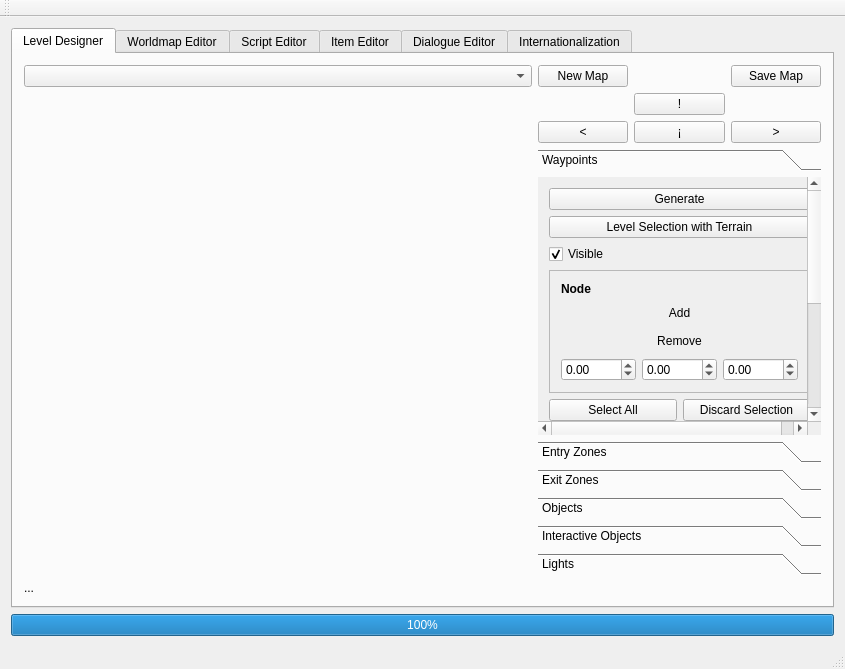
First picture: the form in game_editor/mainwindow.ui, repository Plaristote/fallout-equestria, before the edit.
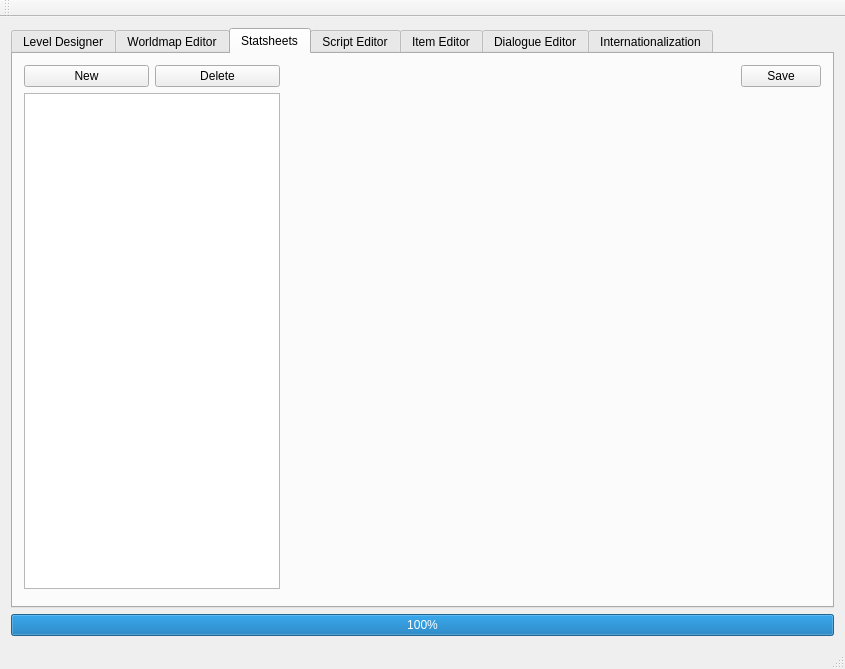
Second picture: the form after the edit. The open tabs and pages were chosen to show the change. Custom widgets are drawn as their Qt base class.

Commit message: + Pushed missing/updated ui files for game editor

Patch:
```diff
--- a/game_editor/mainwindow.ui
+++ b/game_editor/mainwindow.ui
@@ -17,6 +17,12 @@
    <layout class="QVBoxLayout" name="verticalLayout">
     <item>
      <widget class="QTabWidget" name="tabWidget">
+      <property name="sizePolicy">
+       <sizepolicy hsizetype="Expanding" vsizetype="Preferred">
+        <horstretch>0</horstretch>
+        <verstretch>0</verstretch>
+       </sizepolicy>
+      </property>
       <property name="currentIndex">
        <number>0</number>
       </property>
@@ -1133,6 +1139,73 @@
         </item>
        </layout>
       </widget>
+      <widget class="QWidget" name="tabStatsheets">
+       <attribute name="title">
+        <string>Statsheets</string>
+       </attribute>
+       <layout class="QGridLayout" name="gridLayout_15">
+        <item row="0" column="0">
+         <widget class="QPushButton" name="charsheetAdd">
+          <property name="text">
+           <string>New</string>
+          </property>
+         </widget>
+        </item>
+        <item row="0" column="1">
+         <widget class="QPushButton" name="charsheetDel">
+          <property name="text">
+           <string>Delete</string>
+          </property>
+         </widget>
+        </item>
+        <item row="3" column="0" colspan="2">
+         <widget class="QListWidget" name="charsheetList">
+          <property name="sizePolicy">
+           <sizepolicy hsizetype="MinimumExpanding" vsizetype="MinimumExpanding">
+            <horstretch>0</horstretch>
+            <verstretch>0</verstretch>
+           </sizepolicy>
+          </property>
+          <property name="maximumSize">
+           <size>
+            <width>16777215</width>
+            <height>16777215</height>
+           </size>
+          </property>
+         </widget>
+        </item>
+        <item row="3" column="2" rowspan="2" colspan="3">
+         <widget class="CharsheetEditor" name="charsheetEditor" native="true">
+          <property name="sizePolicy">
+           <sizepolicy hsizetype="MinimumExpanding" vsizetype="MinimumExpanding">
+            <horstretch>0</horstretch>
+            <verstretch>0</verstretch>
+           </sizepolicy>
+          </property>
+         </widget>
+        </item>
+        <item row="0" column="4">
+         <widget class="QPushButton" name="charsheetSave">
+          <property name="text">
+           <string>Save</string>
+          </property>
+         </widget>
+        </item>
+        <item row="0" column="2">
+         <spacer name="horizontalSpacer_2">
+          <property name="orientation">
+           <enum>Qt::Horizontal</enum>
+          </property>
+          <property name="sizeHint" stdset="0">
+           <size>
+            <width>40</width>
+            <height>20</height>
+           </size>
+          </property>
+         </spacer>
+        </item>
+       </layout>
+      </widget>
       <widget class="QWidget" name="tabScriptEditor">
        <attribute name="title">
         <string>Script Editor</string>
@@ -1393,6 +1466,12 @@
    <header>worldmapeditor.h</header>
    <container>1</container>
   </customwidget>
+  <customwidget>
+   <class>CharsheetEditor</class>
+   <extends>QWidget</extends>
+   <header>charsheeteditor.h</header>
+   <container>1</container>
+  </customwidget>
  </customwidgets>
  <resources/>
  <connections/>
```
The commit also changes 7 other files.
